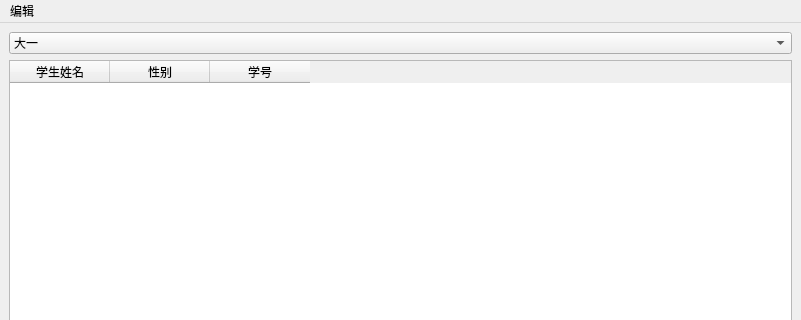
This is mainwindow.ui in Reloin/grade-system as Qt 5 draws it before an edit; both pictures show x 0 to 801 and y 0 to 320 of the 801 by 604 pixel window. The edited form follows.
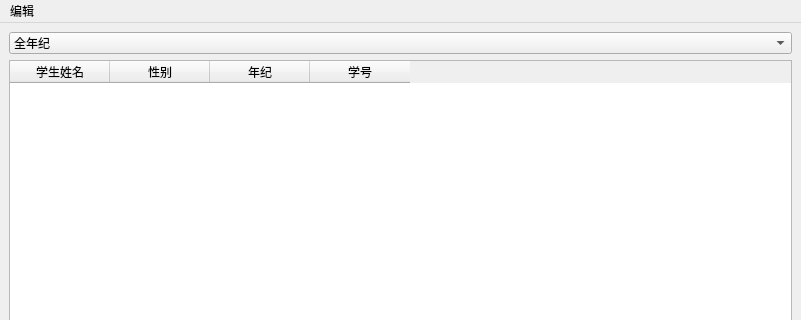
This is the edited form.

Patch:
```diff
--- a/mainwindow.ui
+++ b/mainwindow.ui
@@ -41,6 +41,11 @@
         <verstretch>0</verstretch>
        </sizepolicy>
       </property>
+      <item>
+       <property name="text">
+        <string>全年纪</string>
+       </property>
+      </item>
       <item>
        <property name="text">
         <string>大一</string>
@@ -81,6 +86,11 @@
         <string>性别</string>
        </property>
       </column>
+      <column>
+       <property name="text">
+        <string>年纪</string>
+       </property>
+      </column>
       <column>
        <property name="text">
         <string>学号</string>
```
